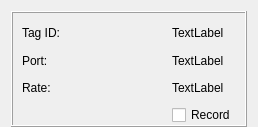
Qt form tag_item_ui.ui (xEnVrE/DecaWaveEVB1000Viewer) before a commit.
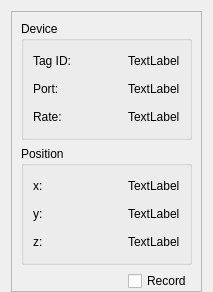
The same form after that commit.

Commit message: - add deviceGroupBox - add positionGroupBox - add x, y and z position label

```diff
--- a/tag_item_ui.ui
+++ b/tag_item_ui.ui
@@ -6,14 +6,14 @@
    <rect>
     <x>0</x>
     <y>0</y>
-    <width>258</width>
-    <height>127</height>
+    <width>213</width>
+    <height>292</height>
    </rect>
   </property>
   <property name="maximumSize">
    <size>
     <width>16777215</width>
-    <height>127</height>
+    <height>292</height>
    </size>
   </property>
   <property name="windowTitle">
@@ -26,7 +26,7 @@
    <item>
     <widget class="QFrame" name="tagItemFrame">
      <property name="frameShape">
-      <enum>QFrame::Box</enum>
+      <enum>QFrame::StyledPanel</enum>
      </property>
      <property name="frameShadow">
       <enum>QFrame::Raised</enum>
@@ -34,17 +34,16 @@
      <property name="lineWidth">
       <number>1</number>
      </property>
-     <layout class="QGridLayout" name="tagItemFrameLayout">
+     <layout class="QVBoxLayout" name="verticalLayout_2">
       <property name="bottomMargin">
        <number>0</number>
       </property>
-      <item row="2" column="0">
-       <widget class="QLabel" name="rateLabel">
-        <property name="text">
-         <string>Rate:</string>
+      <item>
+       <widget class="QGroupBox" name="deviceGroupBox">
+        <property name="title">
+         <string>Device</string>
         </property>
-       </widget>
-      </item>
+        <layout class="QGridLayout" name="gridLayout">
       <item row="0" column="0">
        <widget class="QLabel" name="tagIdLabel">
         <property name="text">
@@ -52,6 +51,53 @@
         </property>
        </widget>
       </item>
+         <item row="2" column="0">
+          <widget class="QLabel" name="rateLabel">
+           <property name="text">
+            <string>Rate:</string>
+           </property>
+          </widget>
+         </item>
+         <item row="0" column="3">
+          <widget class="QLabel" name="tagIdLabelValue">
+           <property name="text">
+            <string>TextLabel</string>
+           </property>
+          </widget>
+         </item>
+         <item row="1" column="2">
+          <spacer name="portSpacer">
+           <property name="orientation">
+            <enum>Qt::Horizontal</enum>
+           </property>
+           <property name="sizeHint" stdset="0">
+            <size>
+             <width>40</width>
+             <height>20</height>
+            </size>
+           </property>
+          </spacer>
+         </item>
+         <item row="1" column="3">
+          <widget class="QLabel" name="portLabelValue">
+           <property name="text">
+            <string>TextLabel</string>
+           </property>
+          </widget>
+         </item>
+         <item row="2" column="2">
+          <spacer name="frequencySpacer">
+           <property name="orientation">
+            <enum>Qt::Horizontal</enum>
+           </property>
+           <property name="sizeHint" stdset="0">
+            <size>
+             <width>40</width>
+             <height>20</height>
+            </size>
+           </property>
+          </spacer>
+         </item>
       <item row="1" column="0">
        <widget class="QLabel" name="portLabel">
         <property name="text">
@@ -59,62 +105,123 @@
         </property>
        </widget>
       </item>
-      <item row="2" column="2">
+         <item row="0" column="2">
+          <spacer name="tagIdSpacer">
+           <property name="orientation">
+            <enum>Qt::Horizontal</enum>
+           </property>
+           <property name="sizeHint" stdset="0">
+            <size>
+             <width>40</width>
+             <height>20</height>
+            </size>
+           </property>
+          </spacer>
+         </item>
+         <item row="2" column="3">
        <widget class="QLabel" name="rateLabelValue">
         <property name="text">
          <string>TextLabel</string>
         </property>
        </widget>
       </item>
-      <item row="1" column="2">
-       <widget class="QLabel" name="portLabelValue">
-        <property name="text">
-         <string>TextLabel</string>
-        </property>
+        </layout>
        </widget>
       </item>
-      <item row="0" column="2">
-       <widget class="QLabel" name="tagIdLabelValue">
-        <property name="text">
-         <string>TextLabel</string>
+      <item>
+       <widget class="QGroupBox" name="positionGroupBox">
+        <property name="title">
+         <string>Position</string>
         </property>
-       </widget>
-      </item>
-      <item row="3" column="2">
-       <widget class="QCheckBox" name="recordCheckbox">
-        <property name="text">
-         <string>Record</string>
-        </property>
-       </widget>
-      </item>
+        <layout class="QGridLayout" name="gridLayout_2">
       <item row="0" column="1">
-       <spacer name="tagIdSpacer">
+          <spacer name="xSpacer">
         <property name="orientation">
          <enum>Qt::Horizontal</enum>
         </property>
         <property name="sizeHint" stdset="0">
          <size>
-          <width>40</width>
-          <height>20</height>
-         </size>
-        </property>
-       </spacer>
-      </item>
-      <item row="1" column="1">
-       <spacer name="portSpacer">
-        <property name="orientation">
-         <enum>Qt::Horizontal</enum>
-        </property>
-        <property name="sizeHint" stdset="0">
-         <size>
-          <width>40</width>
+             <width>65</width>
           <height>20</height>
          </size>
         </property>
        </spacer>
       </item>
       <item row="2" column="1">
-       <spacer name="frequencySpacer">
+          <spacer name="zSpacer">
+           <property name="orientation">
+            <enum>Qt::Horizontal</enum>
+           </property>
+           <property name="sizeHint" stdset="0">
+            <size>
+             <width>65</width>
+             <height>20</height>
+            </size>
+           </property>
+          </spacer>
+         </item>
+         <item row="1" column="2">
+          <widget class="QLabel" name="yLabelValue">
+           <property name="text">
+            <string>TextLabel</string>
+           </property>
+          </widget>
+         </item>
+         <item row="1" column="0">
+          <widget class="QLabel" name="yLabel">
+           <property name="text">
+            <string>y:</string>
+           </property>
+          </widget>
+         </item>
+         <item row="0" column="2">
+          <widget class="QLabel" name="xLabelVlaue">
+           <property name="text">
+            <string>TextLabel</string>
+           </property>
+          </widget>
+         </item>
+         <item row="1" column="1">
+          <spacer name="ySpacer">
+           <property name="orientation">
+            <enum>Qt::Horizontal</enum>
+           </property>
+           <property name="sizeHint" stdset="0">
+            <size>
+             <width>65</width>
+             <height>20</height>
+            </size>
+           </property>
+          </spacer>
+         </item>
+         <item row="0" column="0">
+          <widget class="QLabel" name="xLabel">
+           <property name="text">
+            <string>x:</string>
+           </property>
+          </widget>
+         </item>
+         <item row="2" column="0">
+          <widget class="QLabel" name="zLabel">
+           <property name="text">
+            <string>z:</string>
+           </property>
+          </widget>
+         </item>
+         <item row="2" column="2">
+          <widget class="QLabel" name="zLabelValue">
+           <property name="text">
+            <string>TextLabel</string>
+           </property>
+          </widget>
+         </item>
+        </layout>
+       </widget>
+      </item>
+      <item>
+       <layout class="QHBoxLayout" name="horizontalLayout">
+        <item>
+         <spacer name="horizontalSpacer">
         <property name="orientation">
          <enum>Qt::Horizontal</enum>
         </property>
@@ -125,6 +232,21 @@
          </size>
         </property>
        </spacer>
+        </item>
+        <item alignment="Qt::AlignRight">
+         <widget class="QCheckBox" name="recordCheckbox">
+          <property name="toolTip">
+           <string/>
+          </property>
+          <property name="text">
+           <string>Record</string>
+          </property>
+          <property name="tristate">
+           <bool>false</bool>
+          </property>
+         </widget>
+        </item>
+       </layout>
       </item>
      </layout>
     </widget>
```
Lines whose indentation alone changed are shown as unchanged.
